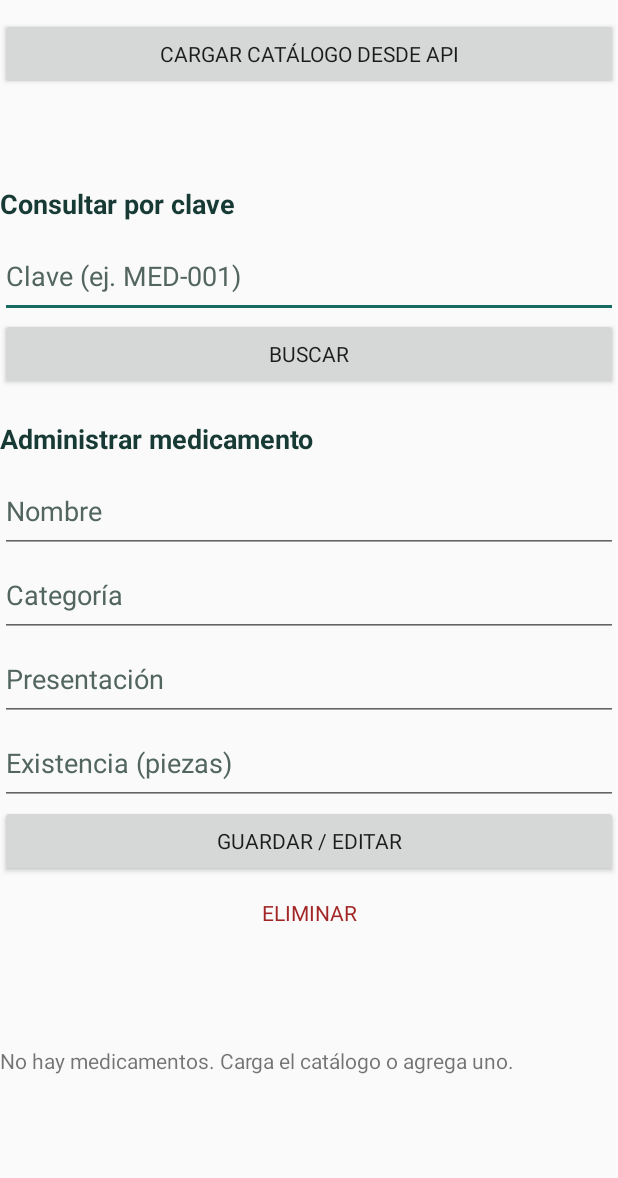
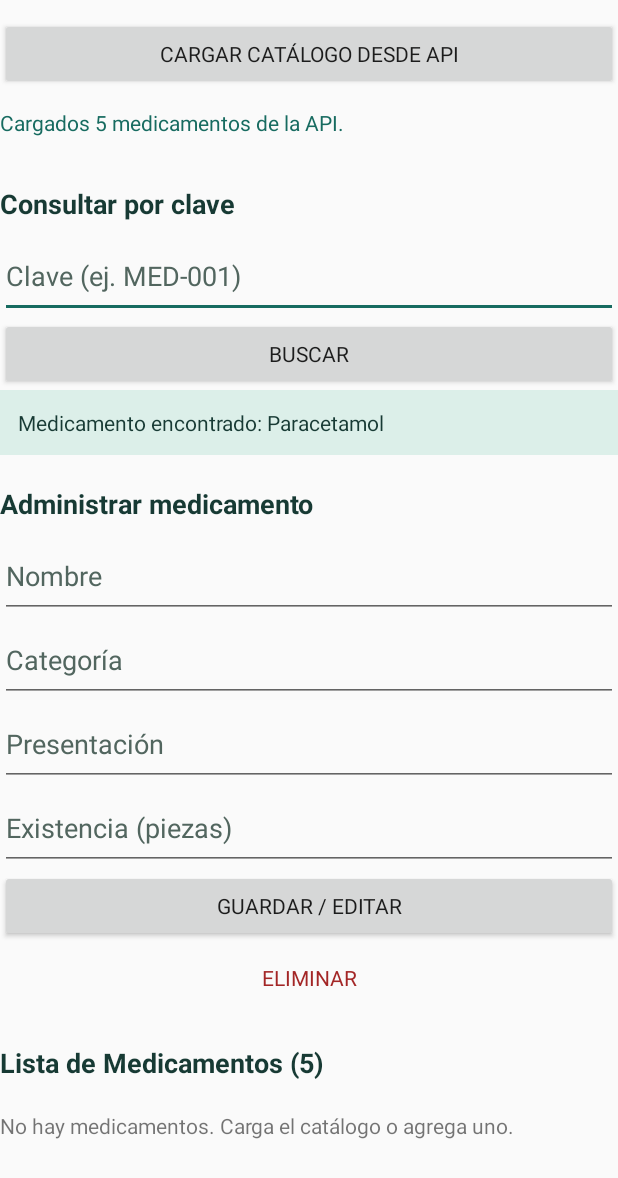
Before and after one commit to gibran6132/FarmaciaAPI, an Android app: the layout header_catalogo.xml on its own in the app's theme, with its tools: preview values and no code run, on a phone screen of 412 x 824 dp. Shown: the top 1178 px of the screen. Run offline under Robolectric (Android 15) with nearby library versions, the phone set to English and light mode, and no system bars.

Commit message:
Fix: corregir sintaxis y formatear layouts XML para vista previa en Android Studio

```diff
--- a/app/src/main/res/layout/header_catalogo.xml
+++ b/app/src/main/res/layout/header_catalogo.xml
@@ -1,36 +1,120 @@
 <?xml version="1.0" encoding="utf-8"?>
 <LinearLayout xmlns:android="http://schemas.android.com/apk/res/android"
-    android:layout_width="match_parent" android:layout_height="wrap_content"
-    android:orientation="vertical" android:paddingTop="12dp" android:paddingBottom="12dp">
-    <Button android:id="@+id/cargarButton" android:layout_width="match_parent" android:layout_height="wrap_content"
+    xmlns:tools="http://schemas.android.com/tools"
+    android:layout_width="match_parent"
+    android:layout_height="wrap_content"
+    android:orientation="vertical"
+    android:paddingTop="12dp"
+    android:paddingBottom="12dp">
+
+    <Button
+        android:id="@+id/cargarButton"
+        android:layout_width="match_parent"
+        android:layout_height="wrap_content"
         android:text="@string/cargar_api" />
-    <ProgressBar android:id="@+id/cargaProgress" style="?android:attr/progressBarStyleHorizontal"
-        android:layout_width="match_parent" android:layout_height="4dp" android:indeterminate="true" android:visibility="gone" />
-    <TextView android:id="@+id/estadoText" android:layout_width="match_parent" android:layout_height="wrap_content"
-        android:paddingVertical="12dp" android:textColor="#176B60" android:accessibilityLiveRegion="polite" />
-    <TextView style="@style/SectionTitle" android:text="@string/consultar_title" />
-    <EditText android:id="@+id/claveInput" style="@style/CatalogoInput"
-        android:hint="@string/clave_hint" android:inputType="textCapCharacters" android:maxLines="1" />
-    <Button android:id="@+id/buscarButton" android:layout_width="match_parent" android:layout_height="wrap_content"
+
+    <ProgressBar
+        android:id="@+id/cargaProgress"
+        style="?android:attr/progressBarStyleHorizontal"
+        android:layout_width="match_parent"
+        android:layout_height="4dp"
+        android:indeterminate="true"
+        android:visibility="gone" />
+
+    <TextView
+        android:id="@+id/estadoText"
+        android:layout_width="match_parent"
+        android:layout_height="wrap_content"
+        android:accessibilityLiveRegion="polite"
+        android:paddingVertical="12dp"
+        android:textColor="#176B60"
+        tools:text="Cargados 5 medicamentos de la API." />
+
+    <TextView
+        style="@style/SectionTitle"
+        android:text="@string/consultar_title" />
+
+    <EditText
+        android:id="@+id/claveInput"
+        style="@style/CatalogoInput"
+        android:hint="@string/clave_hint"
+        android:inputType="textCapCharacters"
+        android:maxLines="1" />
+
+    <Button
+        android:id="@+id/buscarButton"
+        android:layout_width="match_parent"
+        android:layout_height="wrap_content"
         android:text="@string/buscar" />
-    <TextView android:id="@+id/resultadoText" android:layout_width="match_parent" android:layout_height="wrap_content"
-        android:padding="12dp" android:background="#DCEFE9" android:textColor="#173A34"
-        android:visibility="gone" android:accessibilityLiveRegion="polite" />
-    <TextView style="@style/SectionTitle" android:text="@string/administrar_title" />
-    <EditText android:id="@+id/nombreInput" style="@style/CatalogoInput"
-        android:hint="@string/nombre" android:inputType="textCapSentences" android:maxLines="1" />
-    <EditText android:id="@+id/categoriaInput" style="@style/CatalogoInput"
-        android:hint="@string/categoria" android:inputType="textCapSentences" android:maxLines="1" />
-    <EditText android:id="@+id/presentacionInput" style="@style/CatalogoInput"
-        android:hint="@string/presentacion" android:inputType="textCapSentences" android:maxLines="1" />
-    <EditText android:id="@+id/existenciaInput" style="@style/CatalogoInput"
-        android:hint="@string/existencia" android:inputType="number" android:maxLines="1" />
-    <Button android:id="@+id/guardarButton" android:layout_width="match_parent" android:layout_height="wrap_content"
+
+    <TextView
+        android:id="@+id/resultadoText"
+        android:layout_width="match_parent"
+        android:layout_height="wrap_content"
+        android:accessibilityLiveRegion="polite"
+        android:background="#DCEFE9"
+        android:padding="12dp"
+        android:textColor="#173A34"
+        android:visibility="gone"
+        tools:text="Medicamento encontrado: Paracetamol"
+        tools:visibility="visible" />
+
+    <TextView
+        style="@style/SectionTitle"
+        android:text="@string/administrar_title" />
+
+    <EditText
+        android:id="@+id/nombreInput"
+        style="@style/CatalogoInput"
+        android:hint="@string/nombre"
+        android:inputType="textCapSentences"
+        android:maxLines="1" />
+
+    <EditText
+        android:id="@+id/categoriaInput"
+        style="@style/CatalogoInput"
+        android:hint="@string/categoria"
+        android:inputType="textCapSentences"
+        android:maxLines="1" />
+
+    <EditText
+        android:id="@+id/presentacionInput"
+        style="@style/CatalogoInput"
+        android:hint="@string/presentacion"
+        android:inputType="textCapSentences"
+        android:maxLines="1" />
+
+    <EditText
+        android:id="@+id/existenciaInput"
+        style="@style/CatalogoInput"
+        android:hint="@string/existencia"
+        android:inputType="number"
+        android:maxLines="1" />
+
+    <Button
+        android:id="@+id/guardarButton"
+        android:layout_width="match_parent"
+        android:layout_height="wrap_content"
         android:text="@string/guardar" />
-    <Button android:id="@+id/eliminarButton" style="?android:attr/borderlessButtonStyle"
-        android:layout_width="match_parent" android:layout_height="wrap_content"
-        android:text="@string/eliminar" android:textColor="#A32626" />
-    <TextView android:id="@+id/listaTitle" style="@style/SectionTitle" />
-    <TextView android:id="@+id/vacioText" android:layout_width="match_parent" android:layout_height="wrap_content"
-        android:text="@string/catalogo_vacio" android:paddingVertical="12dp" />
+
+    <Button
+        android:id="@+id/eliminarButton"
+        style="?android:attr/borderlessButtonStyle"
+        android:layout_width="match_parent"
+        android:layout_height="wrap_content"
+        android:text="@string/eliminar"
+        android:textColor="#A32626" />
+
+    <TextView
+        android:id="@+id/listaTitle"
+        style="@style/SectionTitle"
+        tools:text="Lista de Medicamentos (5)" />
+
+    <TextView
+        android:id="@+id/vacioText"
+        android:layout_width="match_parent"
+        android:layout_height="wrap_content"
+        android:paddingVertical="12dp"
+        android:text="@string/catalogo_vacio" />
+
 </LinearLayout>
```
Also changed, not shown: app/src/main/res/layout/activity_catalogo.xml (+33 -11 lines), app/src/main/res/layout/item_medicamento.xml (+34 -9 lines).
